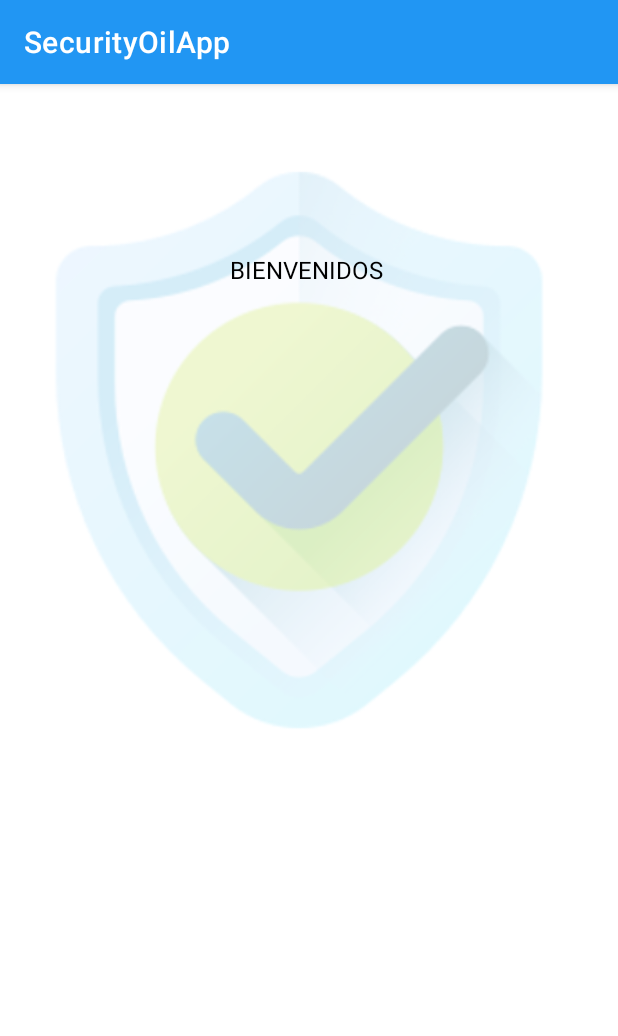
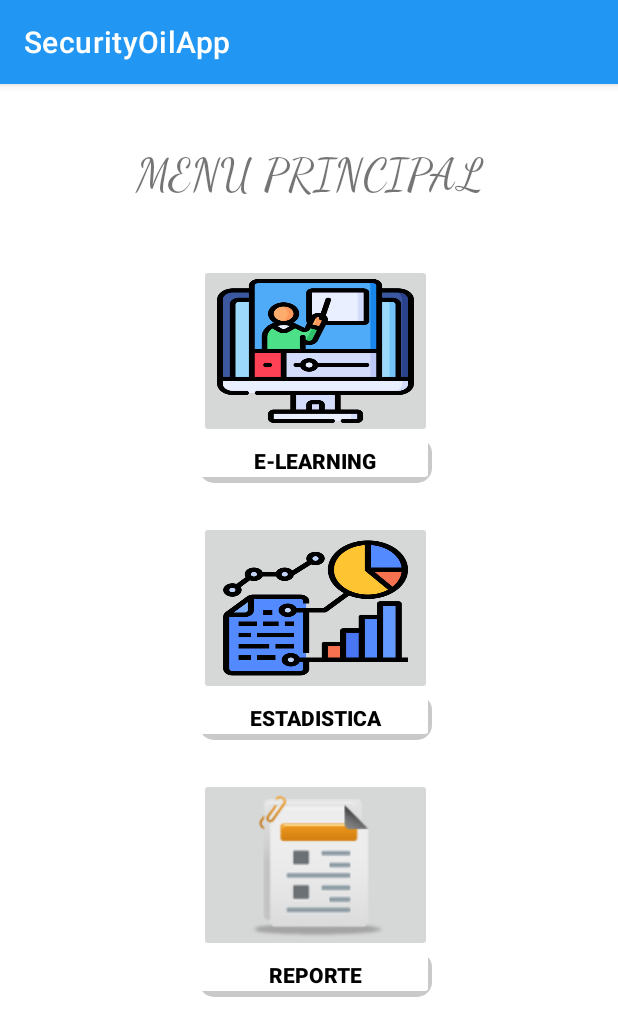
Before and after one commit to diedrych/SECUIRITYOILAPP, an Android app: the PruebaInicioSesion screen opened directly, with no data from a screen before it, on a phone screen of 412 x 824 dp. Shown: the top 1036 px of the screen. Run offline under Robolectric (Android 15) with nearby library versions, the phone set to English and light mode, and no system bars.

Commit message:
menu principal

```diff
--- a/app/src/main/res/layout/activity_prueba_inicio_sesion.xml
+++ b/app/src/main/res/layout/activity_prueba_inicio_sesion.xml
@@ -6,36 +6,110 @@
     android:layout_height="match_parent"
     tools:context=".PruebaInicioSesion">
 
-    <ImageView
-        android:id="@+id/imageView3"
-        android:layout_width="414dp"
-        android:layout_height="507dp"
-        android:layout_weight="1"
-        app:layout_constraintStart_toStartOf="@+id/linearLayout"
-        app:srcCompat="@drawable/ic_background1"
-        tools:ignore="MissingConstraints"
-        tools:layout_editor_absoluteY="95dp" />
+    <TextView
+        android:id="@+id/textView3"
+        android:layout_width="279dp"
+        android:layout_height="36dp"
+        android:fontFamily="cursive"
+        android:gravity="center"
+        android:text="MENU PRINCIPAL"
+        android:textSize="30sp"
+        app:layout_constraintBottom_toTopOf="@+id/gridLayout"
+        app:layout_constraintEnd_toEndOf="parent"
+        app:layout_constraintStart_toStartOf="parent"
+        app:layout_constraintTop_toTopOf="parent" />
 
-    <LinearLayout
-        android:id="@+id/linearLayout"
-        android:layout_width="408dp"
-        android:layout_height="593dp"
-        android:orientation="horizontal"
+    <androidx.gridlayout.widget.GridLayout
+        android:id="@+id/gridLayout"
+        android:layout_width="164dp"
+        android:layout_height="528dp"
         app:layout_constraintBottom_toBottomOf="parent"
         app:layout_constraintEnd_toEndOf="parent"
         app:layout_constraintStart_toStartOf="parent"
         app:layout_constraintTop_toTopOf="parent">
 
-        <TextView
-            android:id="@+id/textView"
+        <LinearLayout
+            android:layout_width="155dp"
+            android:layout_height="171dp"
+            android:orientation="vertical"
+            app:layout_column="1"
+            app:layout_row="0">
 
-            style="@style/Widget.AppCompat.TextView.SpinnerItem"
-            android:layout_width="wrap_content"
-            android:layout_height="73dp"
-            android:layout_weight="8"
-            android:gravity="center"
-            android:text="BIENVENIDOS "
-            android:textColor="@color/black" />
+            <ImageButton
+                android:id="@+id/imageButton8"
+                android:layout_width="match_parent"
+                android:layout_height="116dp"
+                android:scaleType="fitXY"
+                app:srcCompat="@drawable/ic_elearning" />
 
-    </LinearLayout>
+            <TextView
+                android:id="@+id/normativityText2"
+                android:layout_width="match_parent"
+                android:layout_height="30dp"
+                android:layout_marginBottom="5sp"
+                android:background="@drawable/white_rectangle_background"
+                android:fontFamily="sans-serif-black"
+                android:gravity="center"
+                android:text="E-LEARNING"
+                android:textColor="@color/black"
+                android:textSize="14sp" />
+
+        </LinearLayout>
+
+        <LinearLayout
+            android:layout_width="155dp"
+            android:layout_height="171dp"
+            android:orientation="vertical"
+            app:layout_column="1"
+            app:layout_row="2">
+
+            <ImageButton
+                android:id="@+id/imageButton9"
+                android:layout_width="match_parent"
+                android:layout_height="116dp"
+                app:srcCompat="@drawable/ic_reportes" />
+
+            <TextView
+                android:id="@+id/normativityText3"
+                android:layout_width="match_parent"
+                android:layout_height="30dp"
+                android:layout_marginBottom="5sp"
+                android:background="@drawable/white_rectangle_background"
+                android:fontFamily="sans-serif-black"
+                android:gravity="center"
+                android:text="REPORTE"
+                android:textColor="@color/black"
+                android:textSize="14sp" />
+
+        </LinearLayout>
+
+        <LinearLayout
+            android:layout_width="155dp"
+            android:layout_height="171dp"
+            android:orientation="vertical"
+            app:layout_column="1"
+            app:layout_row="1">
+
+            <ImageButton
+                android:id="@+id/imageButton6"
+                android:layout_width="match_parent"
+                android:layout_height="116dp"
+                android:scaleType="fitXY"
+                app:srcCompat="@drawable/ic_reporte" />
+
+            <TextView
+                android:id="@+id/normativityText4"
+                android:layout_width="match_parent"
+                android:layout_height="30dp"
+                android:layout_marginBottom="5sp"
+                android:background="@drawable/white_rectangle_background"
+                android:fontFamily="sans-serif-black"
+                android:gravity="center"
+                android:text="ESTADISTICA"
+                android:textColor="@color/black"
+                android:textSize="14sp" />
+
+        </LinearLayout>
+
+    </androidx.gridlayout.widget.GridLayout>
 </androidx.constraintlayout.widget.ConstraintLayout>
--- a/app/src/main/res/layout/activity_registro_usuarios.xml
+++ b/app/src/main/res/layout/activity_registro_usuarios.xml
@@ -23,6 +23,7 @@
         android:layout_width="260dp"
         android:layout_height="45dp"
         android:ems="10"
+        android:drawableStart="@drawable/ic_email"
         android:hint="Ingrese Email"
         android:inputType="textEmailAddress"
         android:textColor="@color/design_default_color_error"
@@ -40,6 +41,7 @@
         android:layout_height="42dp"
         android:layout_marginTop="16dp"
         android:ems="10"
+        android:drawableStart="@drawable/ic_lock"
         android:hint="Ingrese Contraseña"
         android:inputType="numberPassword"
         android:textColor="@color/design_default_color_error"
```
Also changed, not shown: app/src/main/res/drawable/ic_elearning.png (added), app/src/main/res/drawable/ic_reporte.png (added), app/src/main/res/drawable/ic_reportes.png (added).
